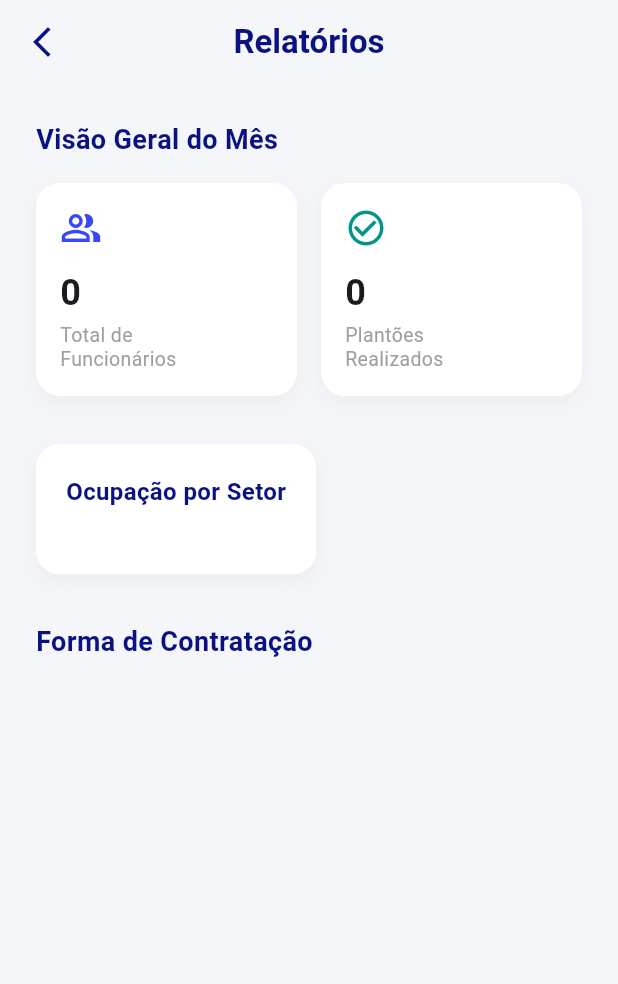
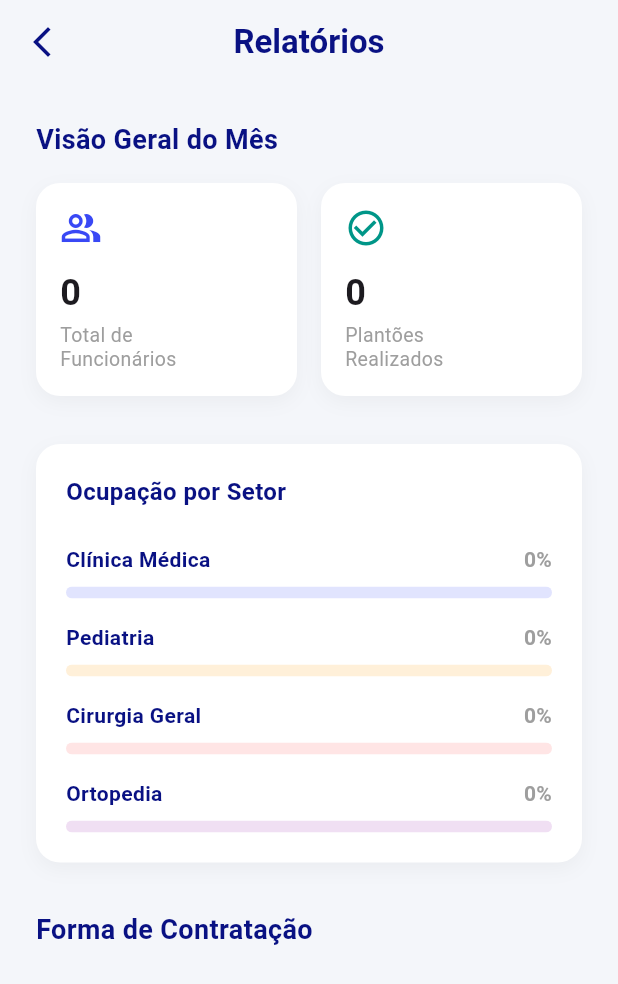
Before and after one commit to EscalaMed/frontend, a Flutter app: the TelaRelatorios screen opened directly, on a phone screen of 412 x 824 dp. Shown: the top 984 px of the screen. Run offline on Flutter 3.47's test engine with Material 3 defaults, Android fonts, the phone set to English and light mode, and no system bars.

Commit message:
feat: gráfico da página de relatórios

```diff
--- /dev/null
+++ b/lib/components/grafico.dart
@@ -0,0 +1,44 @@
+import 'package:flutter/material.dart';
+
+class Grafico extends StatelessWidget {
+  final String label;
+  final double porcentagem;
+  final String valorTexto;
+  final Color cor;
+
+  const Grafico({
+    super.key,
+    required this.label,
+    required this.porcentagem,
+    required this.valorTexto,
+    required this.cor,
+  });
+
+  @override
+  Widget build(BuildContext context) {
+    const corAzulEscuro = Color.fromARGB(255, 9, 17, 131);
+
+    return Column(
+      crossAxisAlignment: CrossAxisAlignment.start,
+      children: [
+        Row(
+          mainAxisAlignment: MainAxisAlignment.spaceBetween,
+          children: [
+            Text(label, style: const TextStyle(fontSize: 14, fontWeight: FontWeight.w600, color: corAzulEscuro)),
+            Text(valorTexto, style: const TextStyle(fontSize: 14, fontWeight: FontWeight.bold, color: Colors.grey)),
+          ],
+        ),
+        const SizedBox(height: 8),
+        ClipRRect(
+          borderRadius: BorderRadius.circular(4),
+          child: LinearProgressIndicator(
+            value: porcentagem,
+            minHeight: 8,
+            backgroundColor: cor.withValues(alpha: 0.15),
+            valueColor: AlwaysStoppedAnimation<Color>(cor),
+          ),
+        ),
+      ],
+    );
+  }
+}
--- a/lib/screens/home/grid/pagina_relatorios.dart
+++ b/lib/screens/home/grid/pagina_relatorios.dart
@@ -1,5 +1,6 @@
 import 'package:flutter/material.dart';
 import '../../../components/card_resumo.dart';
+import '../../../components/grafico.dart';
 
 class TelaRelatorios extends StatelessWidget {
   const TelaRelatorios({super.key});
@@ -80,6 +81,14 @@ class TelaRelatorios extends StatelessWidget {
                     style: TextStyle(fontSize: 16, fontWeight: FontWeight.bold, color: corAzulEscuro),
                   ),
                   const SizedBox(height: 24),
+
+                  const Grafico(label: 'Clínica Médica', porcentagem: 0.0, valorTexto: '0%', cor: corAzulVibrante),
+                  const SizedBox(height: 16),
+                  const Grafico(label: 'Pediatria', porcentagem: 0.0, valorTexto: '0%', cor: Colors.orange),
+                  const SizedBox(height: 16),
+                  const Grafico(label: 'Cirurgia Geral', porcentagem: 0.0, valorTexto: '0%', cor: Colors.redAccent),
+                  const SizedBox(height: 16),
+                  const Grafico(label: 'Ortopedia', porcentagem: 0.0, valorTexto: '0%', cor: Colors.purple),
                 ],
               ),
             ),
```
